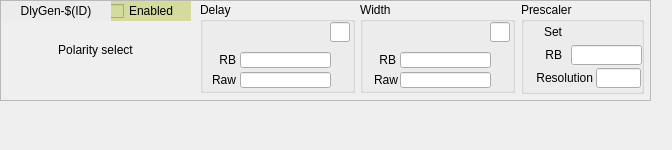
Old version of the form ui/EVR/evr_pulser.ui in the repository epics-modules/mrfioc2.
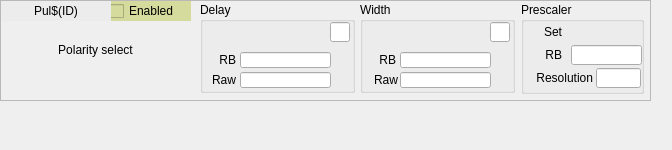
New version of the form. Custom widgets are drawn as their Qt base class.

Diff of the .ui file:
```diff
--- a/ui/EVR/evr_pulser.ui
+++ b/ui/EVR/evr_pulser.ui
@@ -97,7 +97,7 @@
      <string notr="true">background-color: rgb(236, 236, 236, 255);</string>
     </property>
     <property name="text">
-     <string>DlyGen-$(ID)</string>
+     <string>Pul$(ID)</string>
     </property>
     <property name="alignment">
      <set>Qt::AlignCenter</set>
```
Left out of the diff: 28 changed lines with no effect on the pictures.
